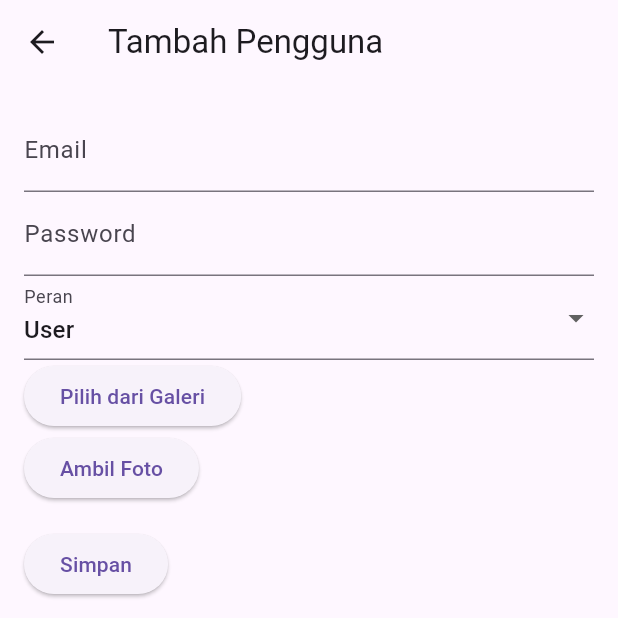
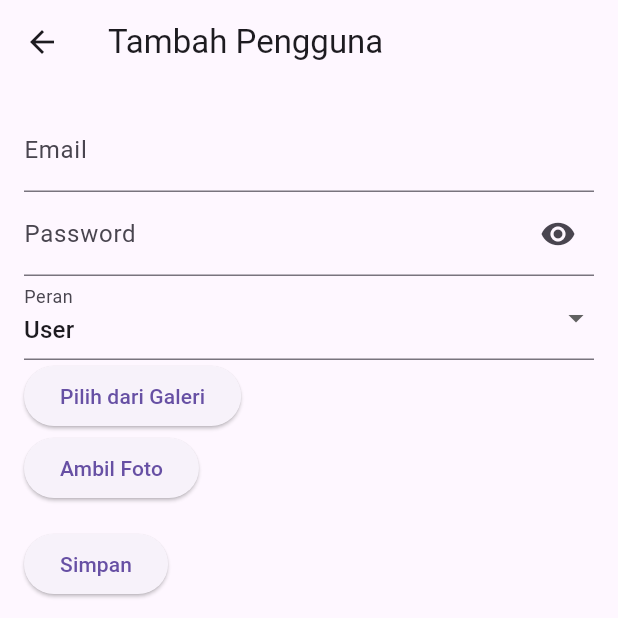
Before and after one commit to rizki-galat/melintu_design, a Flutter app: the AddUserPage screen opened directly with empty values, on a phone screen of 412 x 824 dp, the top half of it. Run offline on Flutter 3.47's test engine with Material 3 defaults, Android fonts, the phone set to English and light mode, and no system bars; our stand-ins replace image_picker, photo_view, shared_preferences, sqflite; accounts and stored records are empty.

Commit message:
modif sedikit

```diff
--- a/lib/add_user_page.dart
+++ b/lib/add_user_page.dart
@@ -7,20 +7,22 @@ import 'package:image_picker/image_picker.dart';
 class AddUserPage extends StatefulWidget {
   final VoidCallback onUserAdded;
 
-  const AddUserPage(
-      {super.key, required this.onUserAdded}); // Tambahkan key pada konstruktor
+  const AddUserPage({
+    super.key,
+    required this.onUserAdded,
+  });
 
   @override
   AddUserPageState createState() => AddUserPageState();
 }
 
 class AddUserPageState extends State<AddUserPage> {
-  // Ubah dari _AddUserPage menjadi AddUserPage
   final _formKey = GlobalKey<FormState>();
   final _emailController = TextEditingController();
   final _passwordController = TextEditingController();
   String _role = 'user'; // Nilai default
   XFile? _imageFile;
+  bool _obscureText = true; // Tambahkan variabel ini
 
   @override
   void dispose() {
@@ -65,8 +67,20 @@ class AddUserPageState extends State<AddUserPage> {
                 ),
                 TextFormField(
                   controller: _passwordController,
-                    decoration: const InputDecoration(labelText: 'Password'),
-                    obscureText: true,
+                  decoration: InputDecoration(
+                    labelText: 'Password',
+                    suffixIcon: IconButton(
+                      icon: Icon(
+                        _obscureText ? Icons.visibility : Icons.visibility_off,
+                      ),
+                      onPressed: () {
+                        setState(() {
+                          _obscureText = !_obscureText; // Ubah nilai obscureText
+                        });
+                      },
+                    ),
+                  ),
+                  obscureText: _obscureText, // Gunakan variabel ini
                   validator: (value) {
                     if (value == null || value.isEmpty) {
                       return 'Masukkan password';
@@ -99,7 +113,6 @@ class AddUserPageState extends State<AddUserPage> {
                   onPressed: () => _pickImage(ImageSource.camera),
                   child: const Text('Ambil Foto'),
                 ),
-
                 const SizedBox(height: 16.0),
                 ElevatedButton(
                   onPressed: () async {
@@ -124,6 +137,7 @@ class AddUserPageState extends State<AddUserPage> {
             ),
           ),
         ),
-        ));
+      ),
+    );
   }
 }
```
Also changed, not shown: lib/login_page.dart (+15 -14 lines). Lines whose indentation alone changed are shown as unchanged.
